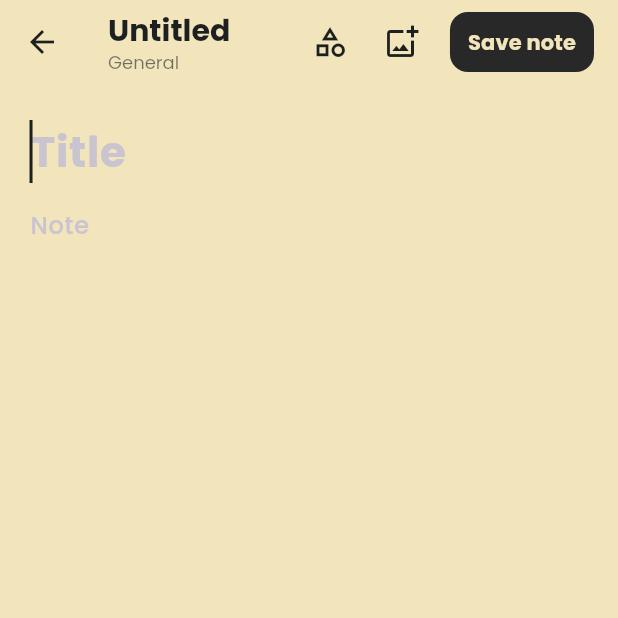
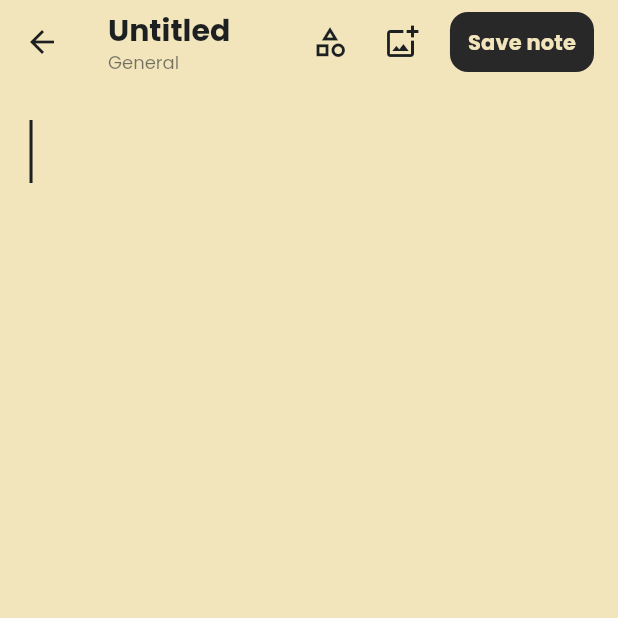
Before and after one commit to untreu2/wisdom, a Flutter app: the screen it shows after launch, after a tap on "New note", on a phone screen of 412 x 824 dp, the top half of it. Run offline on Flutter 3.47's test engine with Material 3 defaults, Android fonts, the phone set to English and light mode, and no system bars; our stand-ins replace flutter_secure_storage, google_fonts, hive, hive_flutter, image_picker; accounts and stored records are empty.

Commit message:
Remove hint text

```diff
--- a/lib/note_form_page.dart
+++ b/lib/note_form_page.dart
@@ -302,7 +302,6 @@ class _NoteFormPageState extends State<NoteFormPage> {
                       controller: _titleController,
                       focusNode: _titleFocusNode,
                       decoration: const InputDecoration(
-                        hintText: "Title",
                         border: InputBorder.none,
                         isCollapsed: true,
                         contentPadding: EdgeInsets.only(top: 8, bottom: 12),
@@ -321,7 +320,6 @@ class _NoteFormPageState extends State<NoteFormPage> {
                         controller: _contentController,
                         focusNode: _contentFocusNode,
                         decoration: const InputDecoration(
-                          hintText: "Note",
                           border: InputBorder.none,
                           isCollapsed: true,
                           contentPadding: EdgeInsets.only(top: 4),
@@ -387,7 +385,6 @@ class _NoteFormPageState extends State<NoteFormPage> {
                         focusNode: _titleFocusNode,
                         readOnly: true,
                         decoration: const InputDecoration(
-                          hintText: "Title",
                           border: InputBorder.none,
                           isCollapsed: true,
                           contentPadding: EdgeInsets.only(top: 8, bottom: 12),
@@ -403,7 +400,6 @@ class _NoteFormPageState extends State<NoteFormPage> {
                         focusNode: _contentFocusNode,
                         readOnly: true,
                         decoration: const InputDecoration(
-                          hintText: "Note",
                           border: InputBorder.none,
                           isCollapsed: true,
                           contentPadding: EdgeInsets.only(top: 4),
--- a/lib/note_list_page.dart
+++ b/lib/note_list_page.dart
@@ -168,6 +168,7 @@ class _NoteListPageState extends State<NoteListPage> {
                     controller: _searchController,
                     decoration: InputDecoration(
                       hintText: 'Search notes...',
+                      hintStyle: TextStyle(color: AppColors.secondaryfontColor.withOpacity(0.7)),
                       prefixIcon: const Icon(Icons.search, color: AppColors.primaryfontColor),
                       filled: true,
                       fillColor: AppColors.secondaryfontColor.withOpacity(0.05),
```
